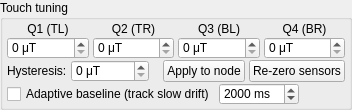
First picture: the form in src/gui/ui/touch_tuning_panel.ui, repository techandpeople/SoftEdIBO, before the edit.
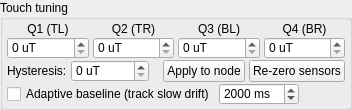
Second picture: the form after the edit.

What changed in the file:
```diff
--- a/src/gui/ui/touch_tuning_panel.ui
+++ b/src/gui/ui/touch_tuning_panel.ui
@@ -50,7 +50,7 @@
      <property name="decimals"><number>0</number></property>
      <property name="maximum"><double>2000.000000000000000</double></property>
      <property name="singleStep"><double>10.000000000000000</double></property>
-     <property name="suffix"><string> μT</string></property>
+     <property name="suffix"><string> uT</string></property>
     </widget>
    </item>
    <item row="1" column="1">
@@ -61,7 +61,7 @@
      <property name="decimals"><number>0</number></property>
      <property name="maximum"><double>2000.000000000000000</double></property>
      <property name="singleStep"><double>10.000000000000000</double></property>
-     <property name="suffix"><string> μT</string></property>
+     <property name="suffix"><string> uT</string></property>
     </widget>
    </item>
    <item row="1" column="2">
@@ -72,7 +72,7 @@
      <property name="decimals"><number>0</number></property>
      <property name="maximum"><double>2000.000000000000000</double></property>
      <property name="singleStep"><double>10.000000000000000</double></property>
-     <property name="suffix"><string> μT</string></property>
+     <property name="suffix"><string> uT</string></property>
     </widget>
    </item>
    <item row="1" column="3">
@@ -83,7 +83,7 @@
      <property name="decimals"><number>0</number></property>
      <property name="maximum"><double>2000.000000000000000</double></property>
      <property name="singleStep"><double>10.000000000000000</double></property>
-     <property name="suffix"><string> μT</string></property>
+     <property name="suffix"><string> uT</string></property>
     </widget>
    </item>
    <item row="2" column="0" colspan="4">
@@ -101,7 +101,7 @@
        <property name="decimals"><number>0</number></property>
        <property name="maximum"><double>500.000000000000000</double></property>
        <property name="singleStep"><double>5.000000000000000</double></property>
-       <property name="suffix"><string> μT</string></property>
+       <property name="suffix"><string> uT</string></property>
       </widget>
      </item>
      <item>
```
Left out of the diff: 18 changed lines with no effect on the pictures.
